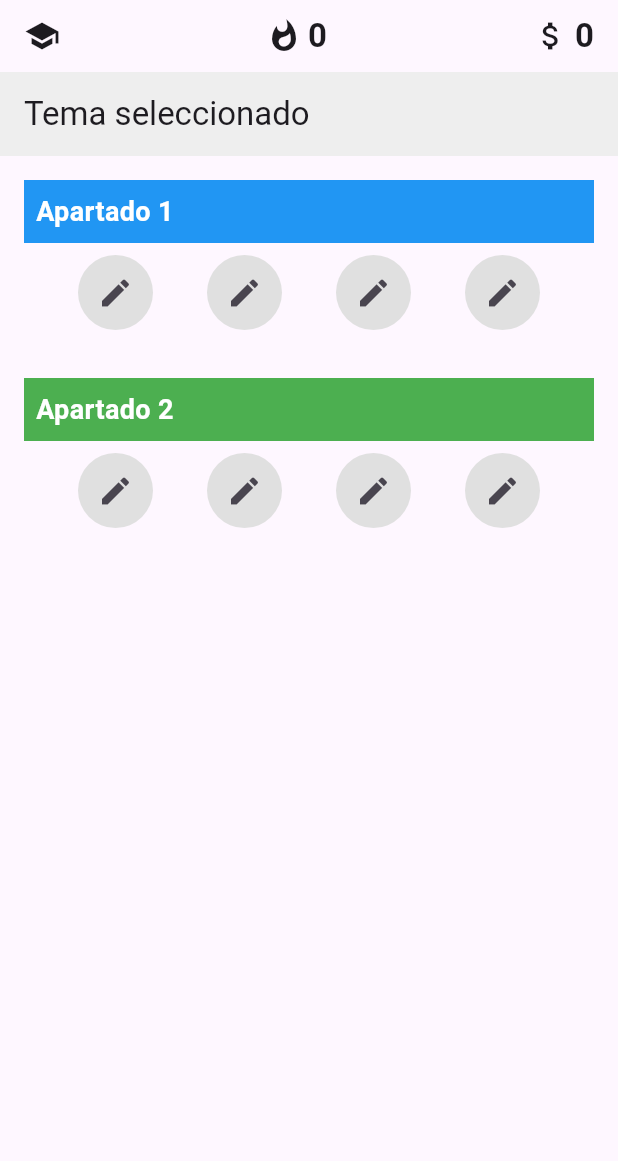
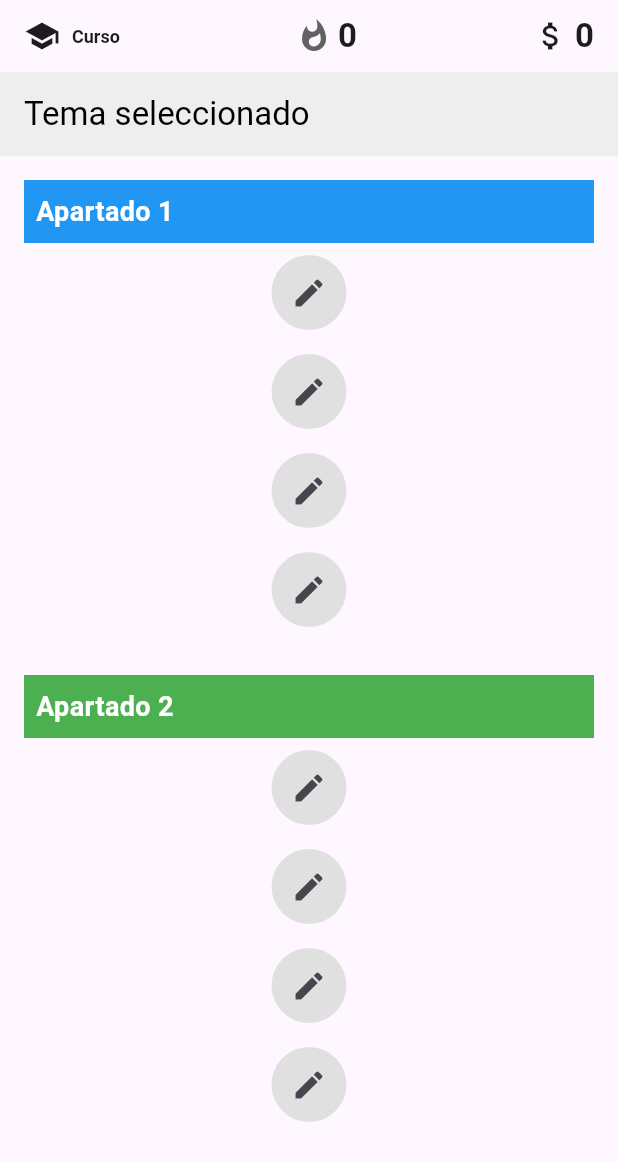
Before and after one commit to MarioElProgramador/Enginear, a Flutter app: the screen it shows after launch, on a phone screen of 412 x 824 dp. Shown: the top 1161 px of the screen. Run offline on Flutter 3.47's test engine with Material 3 defaults, Android fonts, the phone set to English and light mode, and no system bars; our stand-ins replace shared_preferences.

Commit message:
Pagina "Seleccionar curso" creada
Ahora se pueden seleccionar los cursos y van a actualizarse en la variable correspondiente

```diff
--- a/lib/main.dart
+++ b/lib/main.dart
@@ -1,4 +1,5 @@
 import 'package:flutter/material.dart';
+import 'package:shared_preferences/shared_preferences.dart';
 
 void main() {
   runApp(MyApp());
@@ -9,14 +10,60 @@ class MyApp extends StatelessWidget {
   Widget build(BuildContext context) {
     return MaterialApp(
       theme: ThemeData(
-        primaryColor: Colors.red, // Cambia el color de la barra de navegación
+        primaryColor: Colors.red,
       ),
-      home: PaginaPrincipal(), // Usamos la clase PaginaPrincipal como la página principal
+      home: PaginaPrincipal(),
     );
   }
 }
 
-class PaginaPrincipal extends StatelessWidget {
+class PaginaPrincipal extends StatefulWidget {
+  @override
+  _PaginaPrincipalState createState() => _PaginaPrincipalState();
+}
+
+class _PaginaPrincipalState extends State<PaginaPrincipal> {
+  int _contadorFuego = 0;
+  DateTime _ultimaConexion = DateTime.now();
+  bool _fuegoEncendido = false;
+  String _curso = "Curso";
+
+  @override
+  void initState() {
+    super.initState();
+    _cargarDatos();
+  }
+
+  Future<void> _cargarDatos() async {
+    SharedPreferences prefs = await SharedPreferences.getInstance();
+    setState(() {
+      _contadorFuego = prefs.getInt('contadorFuego') ?? 0;
+      _ultimaConexion = DateTime.parse(prefs.getString('ultimaConexion') ?? DateTime.now().toString());
+      _fuegoEncendido = _esFuegoEncendido(_ultimaConexion);
+      _curso = prefs.getString('curso') ?? "Curso";
+    });
+    _verificarActualizacion();
+  }
+
+  bool _esFuegoEncendido(DateTime fecha) {
+    DateTime ahora = DateTime.now();
+    Duration diferencia = ahora.difference(fecha);
+    return diferencia.inDays >= 1;
+  }
+
+  Future<void> _verificarActualizacion() async {
+    DateTime ahora = DateTime.now();
+    if (ahora.day != _ultimaConexion.day || ahora.month != _ultimaConexion.month || ahora.year != _ultimaConexion.year) {
+      setState(() {
+        _contadorFuego++;
+        _ultimaConexion = ahora;
+        _fuegoEncendido = true;
+      });
+      SharedPreferences prefs = await SharedPreferences.getInstance();
+      await prefs.setInt('contadorFuego', _contadorFuego);
+      await prefs.setString('ultimaConexion', _ultimaConexion.toString());
+    }
+  }
 
   @override
   Widget build(BuildContext context) {
@@ -24,43 +71,56 @@ class PaginaPrincipal extends StatelessWidget {
       appBar: AppBar(
         title: Row(
           children: [
-            Icon(Icons.school), // Icono de la materia/asignatura seleccionada
-            SizedBox(width: 8.0), // Espacio entre el icono y el siguiente elemento
-            Expanded(
-              child: Center(
-                child: Row(
-                  mainAxisAlignment: MainAxisAlignment.center,
-                  children: [
-                    Icon(Icons.whatshot), // Icono del fuego apagado
-                    SizedBox(width: 4.0), // Espacio entre el icono y el número de días
-                    Text(
-                      '0', // Número de días consecutivos (por defecto 0)
-                      style: TextStyle(fontWeight: FontWeight.bold),
-                    ),
-                  ],
-                ),
+            GestureDetector(
+              onTap: () async {
+                final result = await Navigator.push(context, MaterialPageRoute(builder: (context) => SeleccionCurso()));
+                if (result != null) {
+                  setState(() {
+                    _curso = result;
+                  });
+                }
+              },
+              child: Icon(Icons.school),
+            ),
+            SizedBox(width: 8.0),
+            GestureDetector(
+              onTap: () async {
+                final result = await Navigator.push(context, MaterialPageRoute(builder: (context) => SeleccionCurso()));
+                if (result != null) {
+                  setState(() {
+                    _curso = result;
+                  });
+                }
+              },
+              child: Text(
+                '$_curso',
+                style: TextStyle(fontSize: 12.0, fontWeight: FontWeight.bold),
               ),
             ),
-            SizedBox(width: 8.0), // Espacio entre el siguiente elemento y el icono de la gema
-            Row(
-              children: [
-                Icon(Icons.attach_money), // Icono del dinero
-                SizedBox(width: 4.0), // Espacio entre el icono y el número de monedas
-                Text(
-                  '0', // Número de monedas del usuario (por defecto 0)
-                  style: TextStyle(fontWeight: FontWeight.bold),
-                ),
-              ],
+            Spacer(),
+            _fuegoEncendido
+                ? Icon(Icons.whatshot, color: Colors.orange)
+                : Icon(Icons.whatshot, color: Colors.grey[700]),
+            SizedBox(width: 4.0),
+            Text(
+              '$_contadorFuego',
+              style: TextStyle(fontWeight: FontWeight.bold),
+            ),
+            Spacer(),
+            Icon(Icons.attach_money),
+            SizedBox(width: 4.0),
+            Text(
+              '0',
+              style: TextStyle(fontWeight: FontWeight.bold),
             ),
           ],
         ),
         bottom: PreferredSize(
-          preferredSize: Size.fromHeight(48.0), // Altura deseada de la segunda barra
+          preferredSize: Size.fromHeight(48.0),
           child: AppBar(
-            title: Text('Tema seleccionado'), // Título de la segunda barra
-
-            automaticallyImplyLeading: false, // Oculta el botón de retorno
-            backgroundColor: Colors.grey[200], // Color de fondo de la segunda barra
+            title: Text('Tema seleccionado', style: TextStyle(color: Colors.black)), // Cambia el color aquí
+            automaticallyImplyLeading: false,
+            backgroundColor: Colors.grey[200],
           ),
         ),
       ),
@@ -69,12 +129,9 @@ class PaginaPrincipal extends StatelessWidget {
         child: Column(
           crossAxisAlignment: CrossAxisAlignment.stretch,
           children: [
-            // Apartado 1
             _buildSection("Apartado 1", Colors.blue, context),
             SizedBox(height: 16.0),
-            // Apartado 2
             _buildSection("Apartado 2", Colors.green, context),
-            // Puedes añadir más apartados según sea necesario
           ],
         ),
       ),
@@ -100,12 +157,14 @@ class PaginaPrincipal extends StatelessWidget {
             ),
           ),
           SizedBox(height: 8.0),
-          Row(
-            mainAxisAlignment: MainAxisAlignment.spaceEvenly,
+          Column(
             children: [
               _buildLessonButton(Icons.edit, context),
+              SizedBox(height: 16),
               _buildLessonButton(Icons.edit, context),
+              SizedBox(height: 16),
               _buildLessonButton(Icons.edit, context),
+              SizedBox(height: 16),
               _buildLessonButton(Icons.edit, context),
             ],
           ),
@@ -125,9 +184,72 @@ class PaginaPrincipal extends StatelessWidget {
       child: IconButton(
         icon: Icon(iconData),
         onPressed: () {
-          // Acción al presionar el botón de la lección (puedes navegar a la página de la lección)
+          // Acción al presionar el botón de la lección
         },
       ),
     );
   }
 }
+
+class SeleccionCurso extends StatelessWidget {
+  @override
+  Widget build(BuildContext context) {
+    return Scaffold(
+      appBar: AppBar(
+        title: const Text('Selecciona un curso'),
+      ),
+      body: ListView(
+        children: <Widget>[
+          ExpansionTile(
+            title: const Text('Matemáticas'),
+            children: <Widget>[
+              ListTile(
+                title: const Text('Algebra lineal'),
+                onTap: () {
+                  Navigator.pop(context, 'Algebra lineal');
+                },
+              ),
+              ListTile(
+                title: const Text('Geometría'),
+                onTap: () {
+                  Navigator.pop(context, 'Geometría');
+                },
+              ),
+              ListTile(
+                title: const Text('Cálculo 1'),
+                onTap: () {
+                  Navigator.pop(context, 'Cálculo 1');
+                },
+              ),
+              ListTile(
+                title: const Text('Cálculo 2'),
+                onTap: () {
+                  Navigator.pop(context, 'Cálculo 2');
+                },
+              ),
+              ListTile(
+                title: const Text('...'),
+              ),
+            ],
+          ),
+          ExpansionTile(
+            title: const Text('Ciencias'),
+            children: <Widget>[
+              ListTile(
+                title: const Text('...'),
+              ),
+            ],
+          ),
+          ExpansionTile(
+            title: const Text('Programación'),
+            children: <Widget>[
+              ListTile(
+                title: const Text('...'),
+              ),
+            ],
+          ),
+        ],
+      ),
+    );
+  }
+}
--- a/pubspec.yaml
+++ b/pubspec.yaml
@@ -30,7 +30,7 @@ environment:
 dependencies:
   flutter:
     sdk: flutter
-
+  shared_preferences: ^2.2.3
 
   # The following adds the Cupertino Icons font to your application.
   # Use with the CupertinoIcons class for iOS style icons.
```
Also changed, not shown: pubspec.lock, 1 other file.
